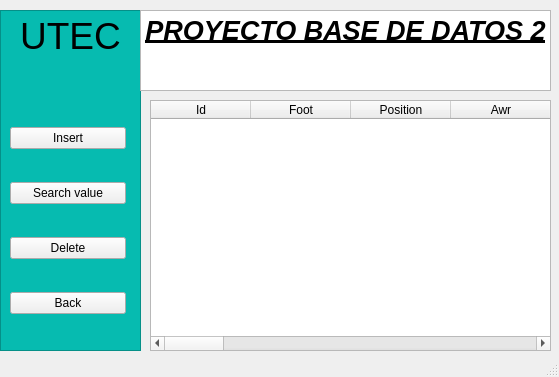
Above: Views/Dinamyc_fifa.ui from Luis-ntonio/Final before the change. Below: the same form after it.
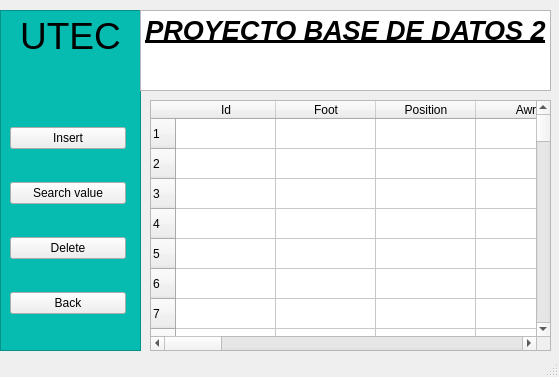
That is the form after the change.

The edit to the form file:
```diff
--- a/Views/Dinamyc_fifa.ui
+++ b/Views/Dinamyc_fifa.ui
@@ -103,6 +103,109 @@
       <height>251</height>
      </rect>
     </property>
+    <property name="rowCount">
+     <number>100</number>
+    </property>
+    <row/>
+    <row/>
+    <row/>
+    <row/>
+    <row/>
+    <row/>
+    <row/>
+    <row/>
+    <row/>
+    <row/>
+    <row/>
+    <row/>
+    <row/>
+    <row/>
+    <row/>
+    <row/>
+    <row/>
+    <row/>
+    <row/>
+    <row/>
+    <row/>
+    <row/>
+    <row/>
+    <row/>
+    <row/>
+    <row/>
+    <row/>
+    <row/>
+    <row/>
+    <row/>
+    <row/>
+    <row/>
+    <row/>
+    <row/>
+    <row/>
+    <row/>
+    <row/>
+    <row/>
+    <row/>
+    <row/>
+    <row/>
+    <row/>
+    <row/>
+    <row/>
+    <row/>
+    <row/>
+    <row/>
+    <row/>
+    <row/>
+    <row/>
+    <row/>
+    <row/>
+    <row/>
+    <row/>
+    <row/>
+    <row/>
+    <row/>
+    <row/>
+    <row/>
+    <row/>
+    <row/>
+    <row/>
+    <row/>
+    <row/>
+    <row/>
+    <row/>
+    <row/>
+    <row/>
+    <row/>
+    <row/>
+    <row/>
+    <row/>
+    <row/>
+    <row/>
+    <row/>
+    <row/>
+    <row/>
+    <row/>
+    <row/>
+    <row/>
+    <row/>
+    <row/>
+    <row/>
+    <row/>
+    <row/>
+    <row/>
+    <row/>
+    <row/>
+    <row/>
+    <row/>
+    <row/>
+    <row/>
+    <row/>
+    <row/>
+    <row/>
+    <row/>
+    <row/>
+    <row/>
+    <row/>
+    <row/>
     <column>
      <property name="text">
       <string>Id</string>
```
